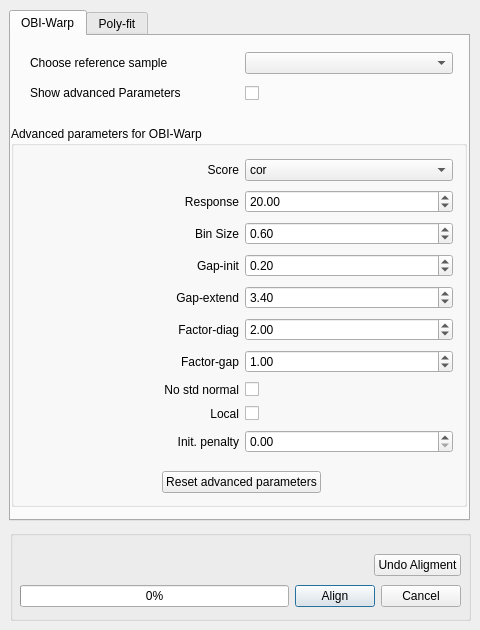
First picture: the form in src/gui/mzroll/forms/alignmentdialog.ui, repository ElucidataInc/ElMaven, before the edit.
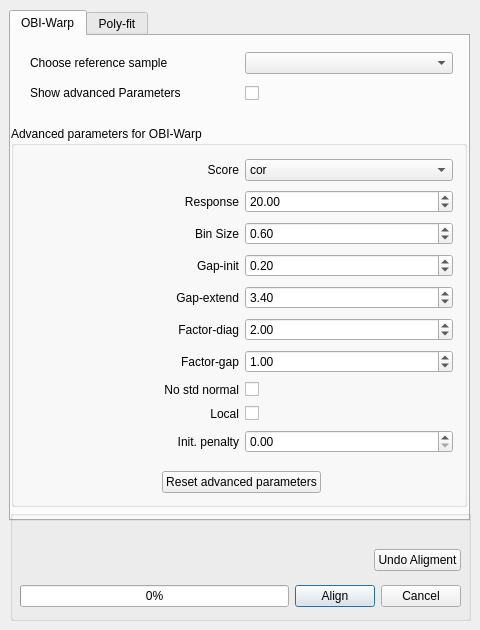
Second picture: the form after the edit.

Commit message: [UI] Add more space for status label in Align dialog

The edit to the form file:
```diff
--- a/src/gui/mzroll/forms/alignmentdialog.ui
+++ b/src/gui/mzroll/forms/alignmentdialog.ui
@@ -1084,9 +1084,9 @@
    <property name="geometry">
     <rect>
      <x>10</x>
-     <y>530</y>
+     <y>510</y>
      <width>461</width>
-     <height>91</height>
+     <height>111</height>
     </rect>
    </property>
    <property name="title">
@@ -1096,9 +1096,9 @@
     <property name="geometry">
      <rect>
       <x>10</x>
-      <y>20</y>
+      <y>30</y>
       <width>441</width>
-      <height>31</height>
+      <height>41</height>
      </rect>
     </property>
     <layout class="QHBoxLayout" name="horizontalLayout_2">
@@ -1135,7 +1135,7 @@
     <property name="geometry">
      <rect>
       <x>10</x>
-      <y>50</y>
+      <y>70</y>
       <width>441</width>
       <height>32</height>
      </rect>
```
